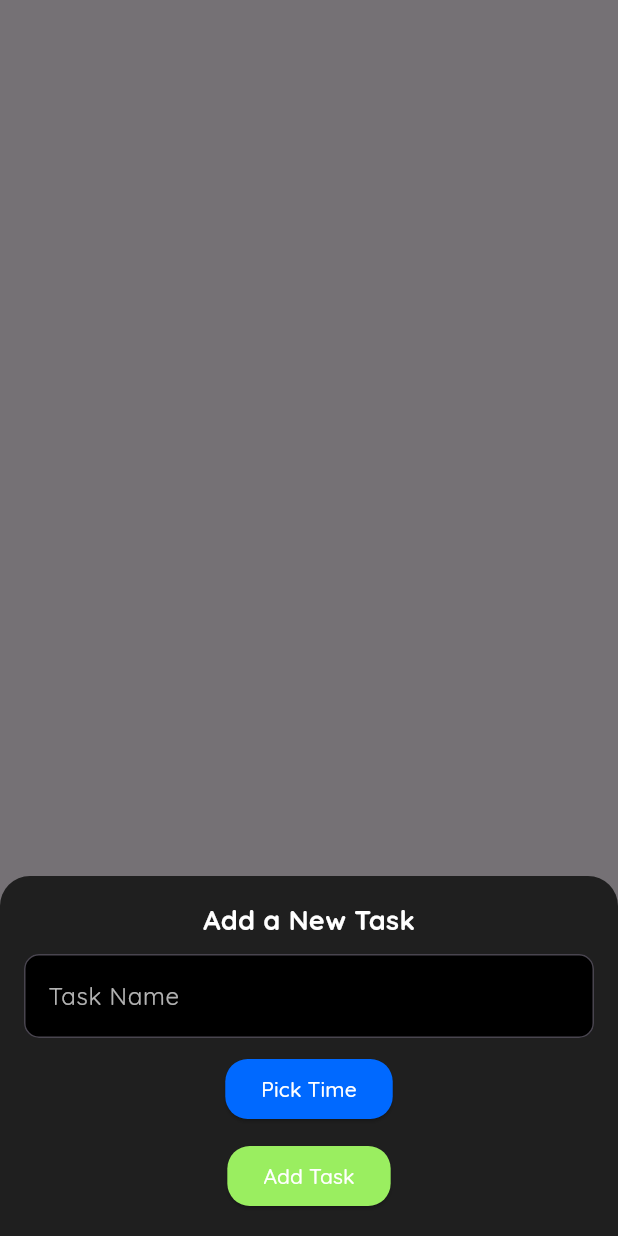
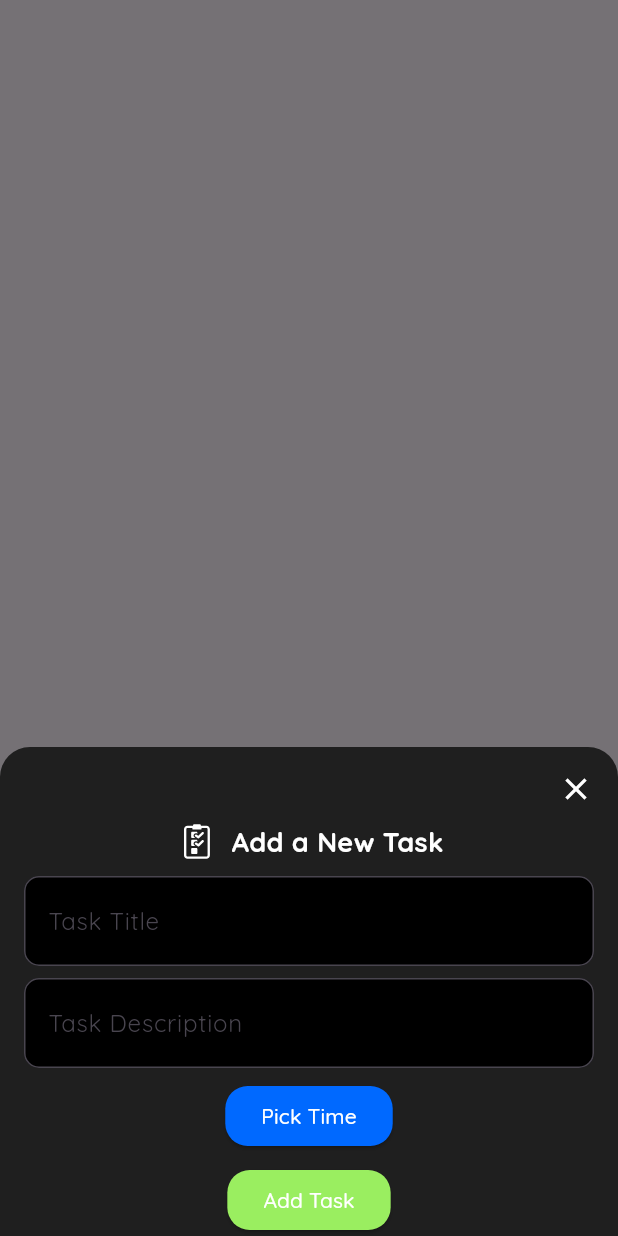
Before and after one commit to itsmeidris/reminder_of_tasks, a Flutter app: what addTaskModalBottomSheet() shows on an empty page, opened directly, on a phone screen of 412 x 824 dp. Run offline on Flutter 3.47's test engine with Material 3 defaults, Android fonts, the light colour scheme and no system bars; our stand-ins replace device_preview, flutter_local_notifications, flutter_svg, go_router, google_fonts.

Commit message:
Dialog task informations 40%

```diff
--- a/lib/services/notifications_service.dart
+++ b/lib/services/notifications_service.dart
@@ -15,7 +15,7 @@ class NotificationsService {
 
     //ANDROID INIT SETTINGS
     const initSettingsAndroid =
-        AndroidInitializationSettings('assets/reminder.png');
+        AndroidInitializationSettings('@mipmap/ic_launcher');
 
     //IOS INIT SETTINGS
     const initSettingsIOS = DarwinInitializationSettings(
--- a/lib/views/screens/notifications_screen.dart
+++ b/lib/views/screens/notifications_screen.dart
@@ -61,7 +61,7 @@ class _NotificationsScreenState extends State<NotificationsScreen> {
               padding: const EdgeInsets.only(top: 8.0),
               child: SizedBox(
                 child: Text(
-                  'Tasks from the last 10 days',
+                  'Tasks from the last 6 days',
                   style: TextStyle(
                     color: AppColors.myWhite,
                     fontSize: 18,
--- a/lib/views/widgets/task_informations_dialog.dart
+++ b/lib/views/widgets/task_informations_dialog.dart
@@ -1,23 +1,56 @@
 import 'package:flutter/material.dart';
+import 'package:flutter_svg/flutter_svg.dart';
 import 'package:notification_app/core/app_colors.dart';
 
 class TaskInformationsDialog {
   static void addTaskModalBottomSheet(BuildContext context) {
     final TextEditingController taskController = TextEditingController();
+    final TextEditingController descriptionController = TextEditingController();
     TimeOfDay? selectedTime;
 
     showModalBottomSheet(
       context: context,
+      isScrollControlled:
+          true, // Allows the modal to expand when keyboard appears
       backgroundColor: AppColors.myBlack2,
       shape: RoundedRectangleBorder(
         borderRadius: BorderRadius.vertical(top: Radius.circular(20)),
       ),
       builder: (BuildContext context) {
         return Padding(
-          padding: const EdgeInsets.all(16.0),
+          padding: EdgeInsets.only(
+            left: 16.0,
+            right: 16.0,
+            top: 16.0,
+            bottom:
+                MediaQuery.of(context).viewInsets.bottom, // Adjust for keyboard
+          ),
+          child: SingleChildScrollView(
             child: Column(
+              spacing: 8,
               mainAxisSize: MainAxisSize.min,
               children: [
+                Row(
+                  mainAxisAlignment: MainAxisAlignment.end,
+                  children: [
+                    Icon(
+                      Icons.close,
+                      color: AppColors.myWhite,
+                    )
+                  ],
+                ),
+                Row(
+                  mainAxisAlignment: MainAxisAlignment.center,
+                  spacing: 8,
+                  children: [
+                    SvgPicture.asset(
+                      'assets/task2.svg',
+                      fit: BoxFit.scaleDown,
+                      width: 30,
+                      height: 30,
+                      colorFilter:
+                          ColorFilter.mode(AppColors.myWhite, BlendMode.srcIn),
+                    ),
                     Text(
                       'Add a New Task',
                       style: TextStyle(
@@ -26,22 +59,18 @@ class TaskInformationsDialog {
                         color: AppColors.myWhite,
                       ),
                     ),
-              SizedBox(height: 10),
-              TextField(
+                  ],
+                ),
+                AnimatedLabelTextField(
+                  label: 'Task Title',
+                  hintText: 'Enter the task title',
                   controller: taskController,
-                decoration: InputDecoration(
-                  hintText: 'Task Name',
-                  hintStyle:
-                      TextStyle(color: AppColors.myWhite.withOpacity(0.7)),
-                  border: OutlineInputBorder(
-                    borderRadius: BorderRadius.circular(10),
                 ),
-                  filled: true,
-                  fillColor: AppColors.myBlack,
+                AnimatedLabelTextField(
+                  label: 'Task Description',
+                  hintText: 'Enter the task description',
+                  controller: descriptionController,
                 ),
-                style: TextStyle(color: AppColors.myWhite),
-              ),
-              SizedBox(height: 10),
                 ElevatedButton(
                   onPressed: () async {
                     selectedTime = await showTimePicker(
@@ -49,7 +78,6 @@ class TaskInformationsDialog {
                       initialTime: TimeOfDay.now(),
                     );
                     if (selectedTime != null) {
-                    // Update UI or handle selected time
                       Future.delayed(Duration(seconds: 1), () {
                         ScaffoldMessenger.of(context).showSnackBar(
                           SnackBar(
@@ -73,7 +101,6 @@ class TaskInformationsDialog {
                     style: TextStyle(color: AppColors.myWhite),
                   ),
                 ),
-              SizedBox(height: 10),
                 ElevatedButton(
                   onPressed: () {
                     if (taskController.text.isEmpty || selectedTime == null) {
@@ -84,7 +111,6 @@ class TaskInformationsDialog {
                         ),
                       );
                     } else {
-                    // Handle task addition here
                       String taskName = taskController.text;
                       String taskTime = selectedTime!.format(context);
 
@@ -105,8 +131,97 @@ class TaskInformationsDialog {
                 ),
               ],
             ),
+          ),
         );
       },
     );
   }
 }
+
+class AnimatedLabelTextField extends StatefulWidget {
+  final TextEditingController controller;
+  final String hintText;
+  final String label;
+
+  const AnimatedLabelTextField({
+    super.key,
+    required this.controller,
+    required this.hintText,
+    required this.label,
+  });
+
+  @override
+  _AnimatedLabelTextFieldState createState() => _AnimatedLabelTextFieldState();
+}
+
+class _AnimatedLabelTextFieldState extends State<AnimatedLabelTextField> {
+  final FocusNode _focusNode = FocusNode();
+  bool _isFocusedOrFilled = false;
+
+  @override
+  void initState() {
+    super.initState();
+    _focusNode.addListener(() {
+      setState(() {
+        _isFocusedOrFilled =
+            _focusNode.hasFocus || widget.controller.text.isNotEmpty;
+      });
+    });
+
+    widget.controller.addListener(() {
+      setState(() {
+        _isFocusedOrFilled =
+            _focusNode.hasFocus || widget.controller.text.isNotEmpty;
+      });
+    });
+  }
+
+  @override
+  void dispose() {
+    _focusNode.dispose();
+    super.dispose();
+  }
+
+  @override
+  Widget build(BuildContext context) {
+    return Stack(
+      children: [
+        AnimatedPositioned(
+          duration: Duration(milliseconds: 300),
+          curve: Curves.easeInOut,
+          top: _isFocusedOrFilled ? 0 : 14,
+          left: 10,
+          child: AnimatedOpacity(
+            duration: Duration(milliseconds: 300),
+            opacity: _isFocusedOrFilled ? 1.0 : 0.0,
+            child: Text(
+              widget.label,
+              style: TextStyle(
+                fontSize: 12,
+                color: AppColors.myWhite.withOpacity(0.7),
+                fontWeight: FontWeight.bold,
+              ),
+            ),
+          ),
+        ),
+        TextFormField(
+          controller: widget.controller,
+          focusNode: _focusNode,
+          decoration: InputDecoration(
+            labelText: widget.label,
+            hintText: widget.hintText,
+            hintStyle: TextStyle(color: AppColors.myWhite.withOpacity(0.7)),
+            border: OutlineInputBorder(
+              borderRadius: BorderRadius.circular(10),
+            ),
+            filled: true,
+            fillColor: AppColors.myBlack,
+            contentPadding:
+                const EdgeInsets.symmetric(vertical: 18, horizontal: 12),
+          ),
+          style: TextStyle(color: AppColors.myWhite),
+        ),
+      ],
+    );
+  }
+}
```
Also changed, not shown: assets/task.svg (added), assets/task2.svg (added), pubspec.lock, 1 other file. Lines whose indentation alone changed are shown as unchanged.
